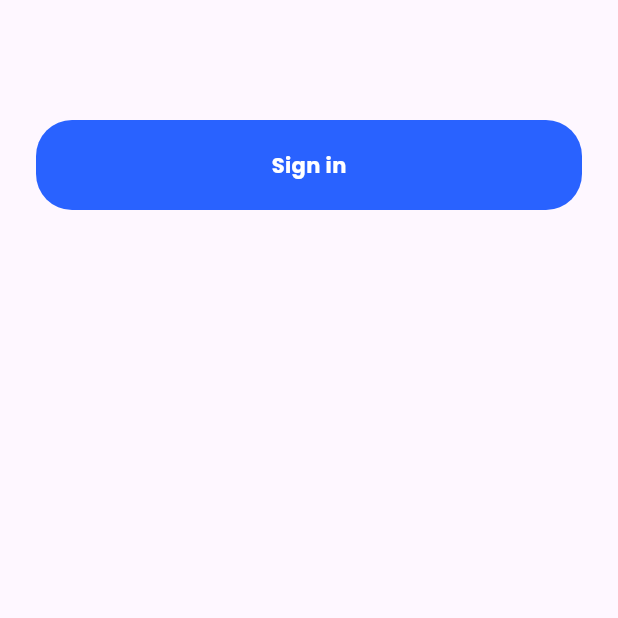
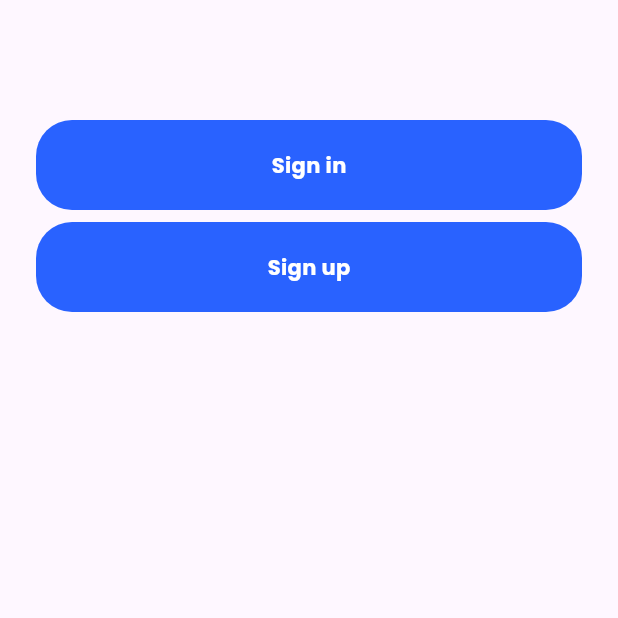
Before and after one commit to muzzammil763/event_booking_ui, a Flutter app: the screen it shows after launch, on a phone screen of 412 x 824 dp, the top half of it. Run offline on Flutter 3.47's test engine with Material 3 defaults, Android fonts, the phone set to English and light mode, and no system bars; our stand-ins replace google_fonts.

Commit message:
bottom overflow fixed

```diff
--- a/lib/Screens/screen_selecter.dart
+++ b/lib/Screens/screen_selecter.dart
@@ -51,6 +51,36 @@
                   ),
                 ),
               ),
+              const SizedBox(
+                height: 8,
+              ),
+              InkWell(
+                onTap: () {
+                  Navigator.push(
+                    context,
+                    MaterialPageRoute(
+                      builder: (context) => const SigninScreen(),
+                    ),
+                  );
+                },
+                child: Container(
+                  height: 60,
+                  width: double.infinity,
+                  decoration: BoxDecoration(
+                    color: Colors.blueAccent[700],
+                    borderRadius: BorderRadius.circular(24),
+                  ),
+                  child: const Center(
+                    child: Text(
+                      "Sign up",
+                      style: TextStyle(
+                        color: Colors.white,
+                        fontWeight: FontWeight.bold,
+                      ),
+                    ),
+                  ),
+                ),
+              ),
             ],
           ),
         ),
--- a/lib/Screens/signin.dart
+++ b/lib/Screens/signin.dart
@@ -21,7 +21,9 @@
           right: 24,
           top: 72,
         ),
-        child: Column(
+        child: ListView(
+          children: [
+            Column(
               crossAxisAlignment: CrossAxisAlignment.center,
               children: [
                 SizedBox(
@@ -339,6 +341,8 @@
                 ),
               ],
             ),
+          ],
+        ),
       ),
     );
   }
```
Lines whose indentation alone changed are shown as unchanged.
